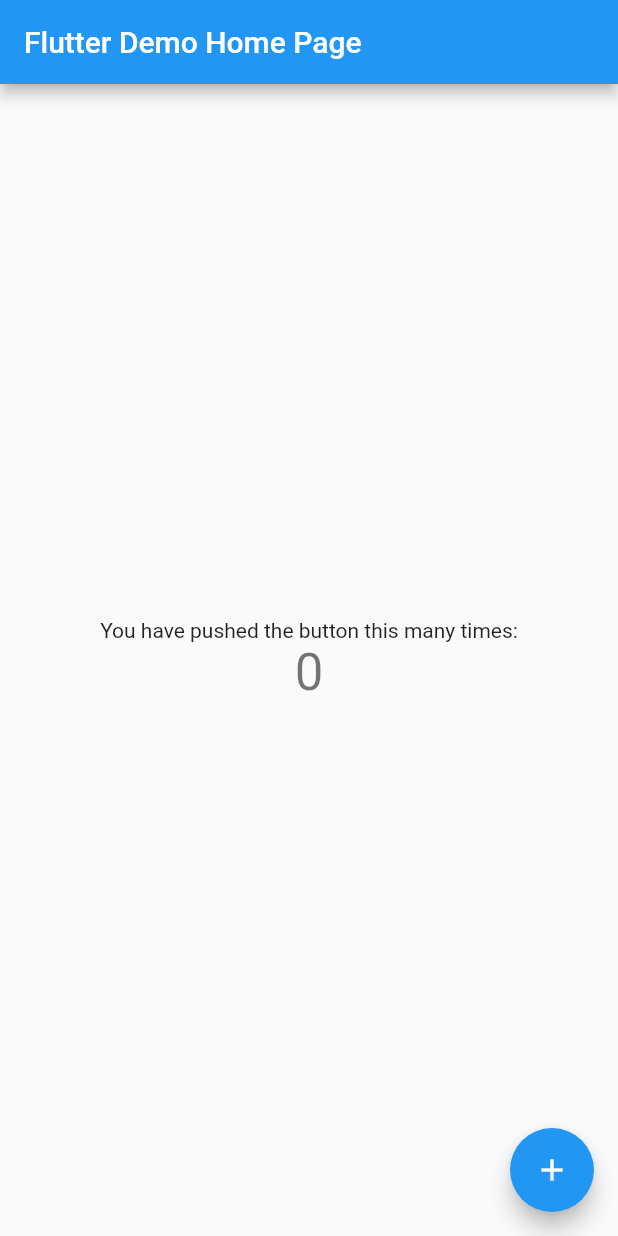
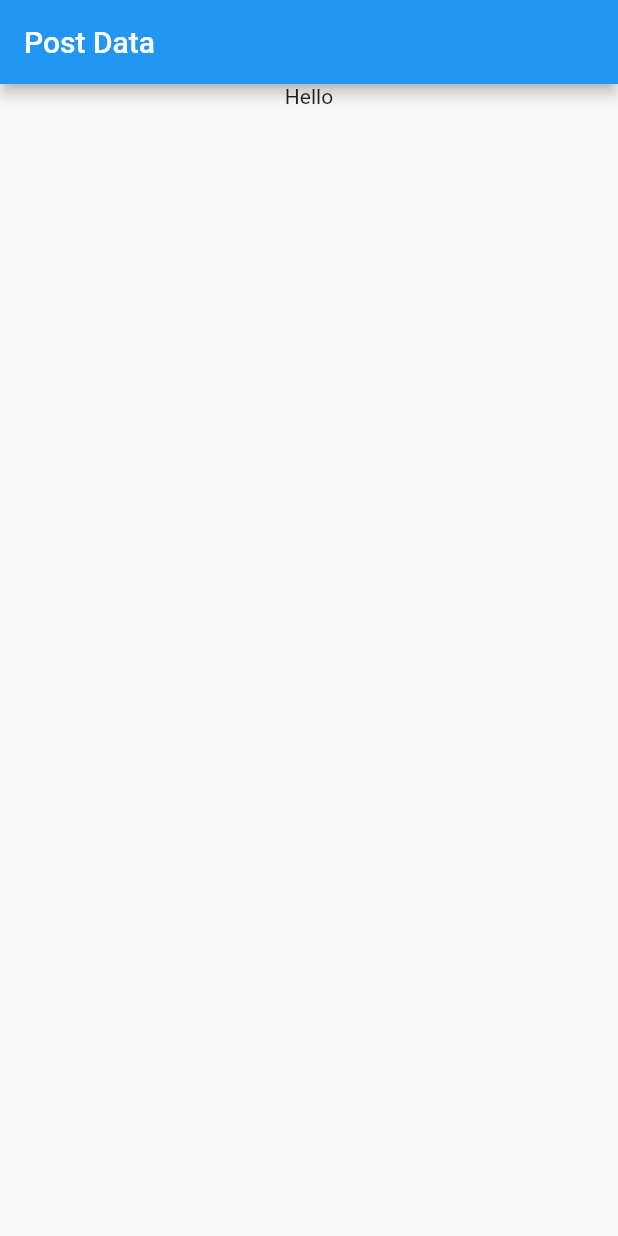
Before and after one commit to ShariyarAbeer/post_data, a Flutter app: the screen it shows after launch, on a phone screen of 412 x 824 dp. Run offline on Flutter 3.47's test engine with Material 2 defaults, Android fonts, the phone set to English and light mode, and no system bars.

Commit message:
home added

```diff
--- /dev/null
+++ b/lib/home.dart
@@ -0,0 +1,24 @@
+import 'package:flutter/material.dart';
+
+class Home extends StatefulWidget {
+  const Home({Key key}) : super(key: key);
+
+  @override
+  _HomeState createState() => _HomeState();
+}
+
+class _HomeState extends State<Home> {
+  @override
+  Widget build(BuildContext context) {
+    return Scaffold(
+      appBar: AppBar(
+        title: Text("Post Data"),
+      ),
+      body: Center(
+        child: Column(
+          children: [Text("Hello")],
+        ),
+      ),
+    );
+  }
+}
--- a/lib/main.dart
+++ b/lib/main.dart
@@ -1,4 +1,5 @@
 import 'package:flutter/material.dart';
+import 'home.dart';
 
 void main() {
   runApp(MyApp());
@@ -9,105 +10,95 @@
   @override
   Widget build(BuildContext context) {
     return MaterialApp(
-      title: 'Flutter Demo',
-      theme: ThemeData(
-        // This is the theme of your application.
-        //
-        // Try running your application with "flutter run". You'll see the
-        // application has a blue toolbar. Then, without quitting the app, try
-        // changing the primarySwatch below to Colors.green and then invoke
-        // "hot reload" (press "r" in the console where you ran "flutter run",
-        // or simply save your changes to "hot reload" in a Flutter IDE).
-        // Notice that the counter didn't reset back to zero; the application
-        // is not restarted.
-        primarySwatch: Colors.blue,
-      ),
-      home: MyHomePage(title: 'Flutter Demo Home Page'),
-    );
+        title: 'Flutter Demo',
+        theme: ThemeData(
+          primarySwatch: Colors.blue,
+        ),
+        home: Home());
   }
 }
 
-class MyHomePage extends StatefulWidget {
-  MyHomePage({Key key, this.title}) : super(key: key);
+// class MyHomePage extends StatefulWidget {
+//   MyHomePage({Key key, this.title}) : super(key: key);
 
-  // This widget is the home page of your application. It is stateful, meaning
-  // that it has a State object (defined below) that contains fields that affect
-  // how it looks.
+//   // This widget is the home page of your application. It is stateful, meaning
+//   // that it has a State object (defined below) that contains fields that affect
+//   // how it looks.
 
-  // This class is the configuration for the state. It holds the values (in this
-  // case the title) provided by the parent (in this case the App widget) and
-  // used by the build method of the State. Fields in a Widget subclass are
-  // always marked "final".
+//   // This class is the configuration for the state. It holds the values (in this
+//   // case the title) provided by the parent (in this case the App widget) and
+//   // used by the build method of the State. Fields in a Widget subclass are
+//   // always marked "final".
 
-  final String title;
+//   final String title;
 
-  @override
-  _MyHomePageState createState() => _MyHomePageState();
-}
+//   @override
+//   _MyHomePageState createState() => _MyHomePageState();
+// }
 
-class _MyHomePageState extends State<MyHomePage> {
-  int _counter = 0;
+// class _MyHomePageState extends State<MyHomePage> {
+//   int _counter = 0;
 
-  void _incrementCounter() {
-    setState(() {
-      // This call to setState tells the Flutter framework that something has
-      // changed in this State, which causes it to rerun the build method below
-      // so that the display can reflect the updated values. If we changed
-      // _counter without calling setState(), then the build method would not be
-      // called again, and so nothing would appear to happen.
-      _counter++;
-    });
-  }
+//   void _incrementCounter() {
+//     setState(() {
+//       // This call to setState tells the Flutter framework that something has
+//       // changed in this State, which causes it to rerun the build method below
+//       // so that the display can reflect the updated values. If we changed
+//       // _counter without calling setState(), then the build method would not be
+//       // called again, and so nothing would appear to happen.
+//       _counter++;
+//     });
+//   }
 
-  @override
-  Widget build(BuildContext context) {
-    // This method is rerun every time setState is called, for instance as done
-    // by the _incrementCounter method above.
-    //
-    // The Flutter framework has been optimized to make rerunning build methods
-    // fast, so that you can just rebuild anything that needs updating rather
-    // than having to individually change instances of widgets.
-    return Scaffold(
-      appBar: AppBar(
-        // Here we take the value from the MyHomePage object that was created by
-        // the App.build method, and use it to set our appbar title.
-        title: Text(widget.title),
-      ),
-      body: Center(
-        // Center is a layout widget. It takes a single child and positions it
-        // in the middle of the parent.
-        child: Column(
-          // Column is also a layout widget. It takes a list of children and
-          // arranges them vertically. By default, it sizes itself to fit its
-          // children horizontally, and tries to be as tall as its parent.
-          //
-          // Invoke "debug painting" (press "p" in the console, choose the
-          // "Toggle Debug Paint" action from the Flutter Inspector in Android
-          // Studio, or the "Toggle Debug Paint" command in Visual Studio Code)
-          // to see the wireframe for each widget.
-          //
-          // Column has various properties to control how it sizes itself and
-          // how it positions its children. Here we use mainAxisAlignment to
-          // center the children vertically; the main axis here is the vertical
-          // axis because Columns are vertical (the cross axis would be
-          // horizontal).
-          mainAxisAlignment: MainAxisAlignment.center,
-          children: <Widget>[
-            Text(
-              'You have pushed the button this many times:',
-            ),
-            Text(
-              '$_counter',
-              style: Theme.of(context).textTheme.headline4,
-            ),
-          ],
-        ),
-      ),
-      floatingActionButton: FloatingActionButton(
-        onPressed: _incrementCounter,
-        tooltip: 'Increment',
-        child: Icon(Icons.add),
-      ), // This trailing comma makes auto-formatting nicer for build methods.
-    );
-  }
-}
+//   @override
+//   Widget build(BuildContext context) {
+//     // This method is rerun every time setState is called, for instance as done
+//     // by the _incrementCounter method above.
+//     //
+//     // The Flutter framework has been optimized to make rerunning build methods
+//     // fast, so that you can just rebuild anything that needs updating rather
+//     // than having to individually change instances of widgets.
+//     return Scaffold(
+//       appBar: AppBar(
+//         // Here we take the value from the MyHomePage object that was created by
+//         // the App.build method, and use it to set our appbar title.
+//         title: Text(widget.title),
+//       ),
+//       body: Center(
+//         // Center is a layout widget. It takes a single child and positions it
+//         // in the middle of the parent.
+//         child: Column(
+//           // Column is also a layout widget. It takes a list of children and
+//           // arranges them vertically. By default, it sizes itself to fit its
+//           // children horizontally, and tries to be as tall as its parent.
+//           //
+//           // Invoke "debug painting" (press "p" in the console, choose the
+//           // "Toggle Debug Paint" action from the Flutter Inspector in Android
+//           // Studio, or the "Toggle Debug Paint" command in Visual Studio Code)
+//           // to see the wireframe for each widget.
+//           //
+//           // Column has various properties to control how it sizes itself and
+//           // how it positions its children. Here we use mainAxisAlignment to
+//           // center the children vertically; the main axis here is the vertical
+//           // axis because Columns are vertical (the cross axis would be
+//           // horizontal).
+//           mainAxisAlignment: MainAxisAlignment.center,
+//           children: <Widget>[
+//             Text(
+//               'You have pushed the button this many times:',
+//             ),
+//             Text(
+//               '$_counter',
+//               style: Theme.of(context).textTheme.headline4,
+//             ),
+//           ],
+//         ),
+//       ),
+//       floatingActionButton: FloatingActionButton(
+//         onPressed: _incrementCounter,
+//         tooltip: 'Increment',
+//         child: Icon(Icons.add),
+//       ), // This trailing comma makes auto-formatting nicer for build methods.
+//     );
+//   }
+// }
```
